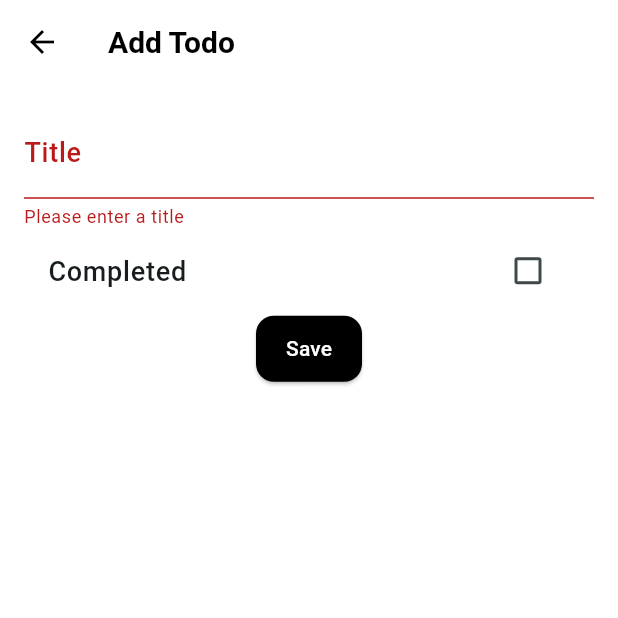
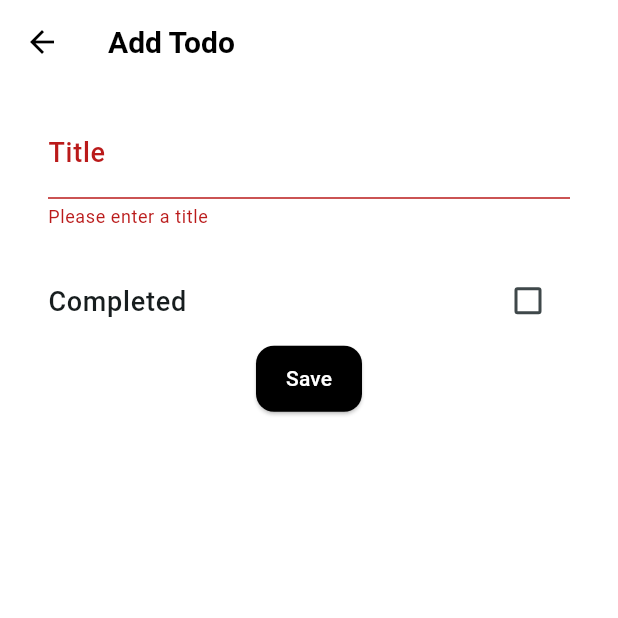
Before and after one commit to xxelxt/f11_todoapp, a Flutter app: the AddEditTodoPage screen opened directly, after a tap on "Save", on a phone screen of 412 x 824 dp, the top half of it. Run offline on Flutter 3.47's test engine with Material 3 defaults, Android fonts, the phone set to English and light mode, and no system bars; network calls fail.

Commit message:
fixed issues with creating and updating todos from jsonplaceholder

```diff
--- /dev/null
+++ b/lib/globals.dart
@@ -0,0 +1,3 @@
+library my_app.globals;
+
+int currentMaxId = 200;
--- a/lib/models/todo.dart
+++ b/lib/models/todo.dart
@@ -19,7 +19,6 @@ class Todo {
 
   Map<String, dynamic> toJson() {
     return {
-      'id': id,
       'title': title,
       'completed': completed,
     };
--- a/lib/pages/add_edit_todo_list.dart
+++ b/lib/pages/add_edit_todo_list.dart
@@ -1,6 +1,7 @@
 import 'package:flutter/material.dart';
 import '../models/todo.dart';
 import '../services/api_services.dart';
+import '../globals.dart' as globals;
 
 class AddEditTodoPage extends StatefulWidget {
   final Todo? todo;
@@ -20,35 +21,34 @@ class _AddEditTodoPageState extends State<AddEditTodoPage> {
   @override
   void initState() {
     super.initState();
-    // Khởi tạo bộ điều khiển cho TextField với giá trị từ todo nếu tồn tại.
     _titleController = TextEditingController(
-      text: widget.todo != null ? widget.todo!.title : '',
-    );
+        text: widget.todo != null ? widget.todo!.title : '');
     _completed = widget.todo?.completed ?? false;
   }
 
-  // Hàm lưu công việc.
   void saveTodo() async {
     if (_formKey.currentState!.validate()) {
+      // Sử dụng currentMaxId để tạo ID nối tiếp
       final newTodo = Todo(
-        id: widget.todo?.id ?? 0, // Nếu ID null thì dùng giá trị mặc định.
+        id: widget.todo?.id ?? ++globals.currentMaxId,
         title: _titleController.text,
         completed: _completed,
       );
 
       try {
-        // Nếu không có todo thì tạo mới, ngược lại thì cập nhật.
         if (widget.todo == null) {
+          // Tạo mới todo
           await apiService.createTodo(newTodo);
+          Navigator.pop(context, newTodo); // Trả về todo mới
         } else {
+          // Cập nhật todo
           await apiService.updateTodo(newTodo);
+          Navigator.pop(context, newTodo); // Trả về todo đã cập nhật
         }
-        // Trở về màn hình trước đó và báo thành công.
-        Navigator.pop(context, true);
       } catch (e) {
-        // Hiển thị thông báo lỗi nếu có vấn đề xảy ra.
+        print('Error saving todo: $e');
         ScaffoldMessenger.of(context).showSnackBar(
-          SnackBar(content: Text('Error saving todo: $e')),
+          SnackBar(content: Text('Error saving todo')),
         );
       }
     }
@@ -57,16 +57,16 @@ class _AddEditTodoPageState extends State<AddEditTodoPage> {
   @override
   Widget build(BuildContext context) {
     return Scaffold(
-      appBar: AppBar(
-        title: Text(widget.todo == null ? 'Add Todo' : 'Edit Todo'),
-      ),
+      appBar: AppBar(title: Text(widget.todo == null ? 'Add Todo' : 'Edit Todo')),
       body: Padding(
         padding: const EdgeInsets.all(16.0),
         child: Form(
           key: _formKey,
           child: Column(
             children: [
-              TextFormField(
+              Container(
+                margin: EdgeInsets.symmetric(horizontal: 16.0),
+                child: TextFormField(
                   controller: _titleController,
                   decoration: InputDecoration(labelText: 'Title'),
                   validator: (value) {
@@ -76,6 +76,8 @@ class _AddEditTodoPageState extends State<AddEditTodoPage> {
                     return null;
                   },
                 ),
+              ),
+              SizedBox(height: 20),
               CheckboxListTile(
                 value: _completed,
                 onChanged: (value) {
```
Also changed, not shown: lib/pages/todo_list_page.dart (+34 -19 lines), lib/services/api_services.dart (+35 -17 lines). Lines whose indentation alone changed are shown as unchanged.
